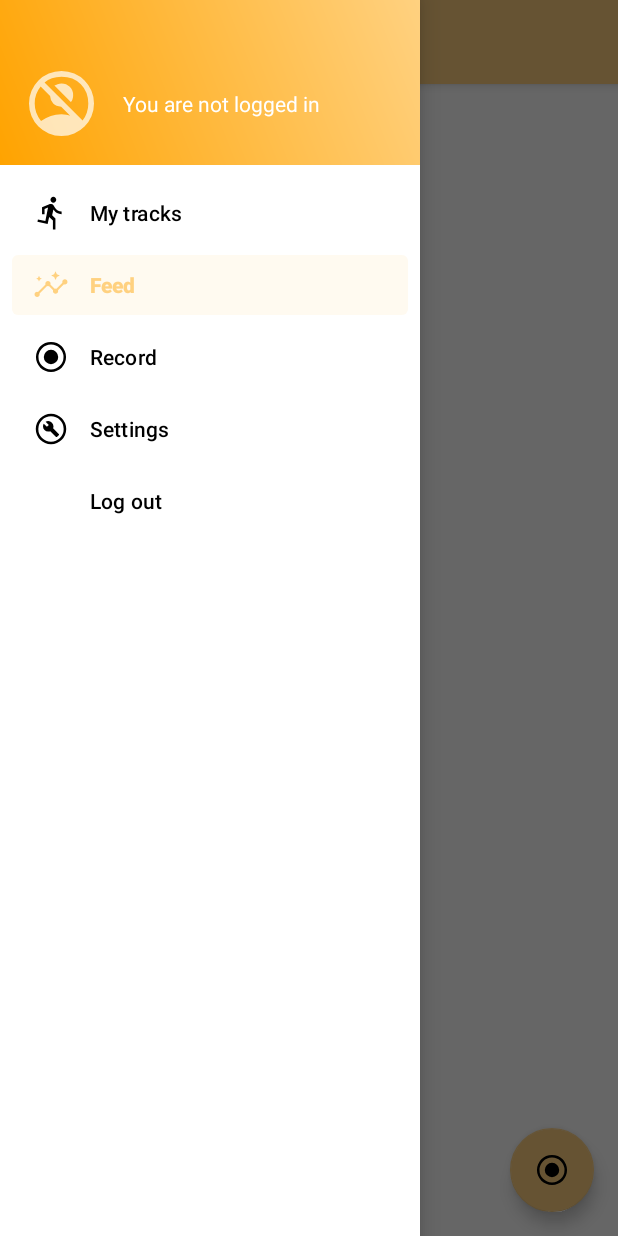
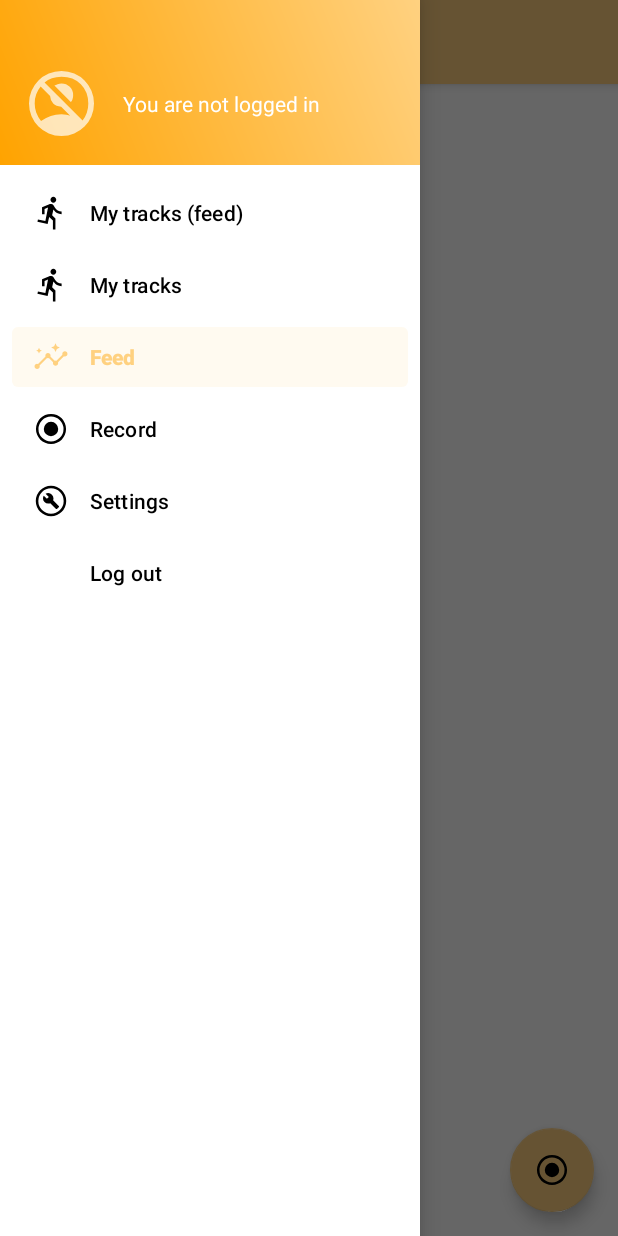
Before and after one commit to palevominimale/SEALSGallery, an Android app: the FeedFragment screen opened through its navigation route, with the side drawer open, on a phone screen of 412 x 824 dp. Run offline under Robolectric (Android 15) with nearby library versions, the phone set to English and light mode, and no system bars; our stand-ins replace Firebase (no records; nobody signed in at launch, a user with empty details on screens opened directly), Picasso, Room's generated code, navigation-ui.

Commit message:
added Feed-based my tracks page and its layout (need to test)

```diff
--- a/app/src/main/java/app/seals/sealsgallery/ui/feed/main/FeedFragment.kt
+++ b/app/src/main/java/app/seals/sealsgallery/ui/feed/main/FeedFragment.kt
@@ -15,9 +15,9 @@ import app.seals.sealsgallery.ui.feed.show_single.ShowFeedItemFragment
 import org.koin.android.ext.android.inject
 import org.koin.androidx.viewmodel.ext.android.viewModel
 
-class FeedFragment : Fragment() {
+open class FeedFragment : Fragment() {
 
-    private val vm : FeedViewModel by viewModel()
+    open val vm : FeedViewModel by viewModel()
     private val showItem: ShowFeedItemFragment by inject()
 
     override fun onCreateView(
--- a/app/src/main/java/app/seals/sealsgallery/ui/feed/main/FeedViewModel.kt
+++ b/app/src/main/java/app/seals/sealsgallery/ui/feed/main/FeedViewModel.kt
@@ -13,7 +13,7 @@ import kotlinx.coroutines.CoroutineScope
 import kotlinx.coroutines.Dispatchers
 import kotlinx.coroutines.launch
 
-class FeedViewModel(
+open class FeedViewModel(
     context: Context,
     private val feedRepository: FeedRepository
 ) : ViewModel() {
@@ -26,7 +26,7 @@ class FeedViewModel(
     private val db = FirebaseDatabase.getInstance()
     private val ref = db.getReference(refMainNode)
 
-    fun loadFeed() {
+    open fun loadFeed() {
         feedList.clear()
         feedList.addAll(feedRepository.getAllDomain() ?: listOf())
         feedList.sortByDescending {
@@ -35,7 +35,7 @@ class FeedViewModel(
         feed.postValue(feedList)
     }
 
-    fun loadFeedFromFirebase() {
+    open fun loadFeedFromFirebase() {
         ref.get().addOnCompleteListener { snapshot ->
             feedList.clear()
             snapshot.result.children.forEach { children ->
--- a/app/src/main/java/app/seals/sealsgallery/ui/main/MainActivity.kt
+++ b/app/src/main/java/app/seals/sealsgallery/ui/main/MainActivity.kt
@@ -74,7 +74,7 @@ class MainActivity: AppCompatActivity() {
                         if (signInTask.isSuccessful) {
                             signedIn()
                             vm.setUser(UserDomainModel(
-                                uid = account.id ?: "null",
+                                uid = auth.uid ?: "null",
                                 name = account.displayName ?: "null",
                                 photoLink = account.photoUrl.toString(),
                                 lastLogin = lastActivation
--- a/app/src/main/java/app/seals/sealsgallery/ui/mytracks/MyTracksFragment.kt
+++ b/app/src/main/java/app/seals/sealsgallery/ui/mytracks/MyTracksFragment.kt
@@ -14,6 +14,7 @@ import androidx.swiperefreshlayout.widget.SwipeRefreshLayout
 import app.seals.sealsgallery.R
 import app.seals.sealsgallery.domain.map_tools.SetStartEndMarkers
 import app.seals.sealsgallery.ui.mytracks.adapters.TrackListRecyclerAdapter
+import app.seals.sealsgallery.ui.mytracks_feed_based.MyTracksFeedFragment
 import com.google.android.gms.maps.MapView
 import com.google.android.gms.maps.MapsInitializer
 import kotlinx.coroutines.CoroutineScope
--- a/app/src/main/res/menu/activity_main_drawer.xml
+++ b/app/src/main/res/menu/activity_main_drawer.xml
@@ -6,6 +6,11 @@
     <group
         android:id="@+id/nav_group_logged_in"
         android:checkableBehavior="single">
+        <item
+            android:id="@+id/nav_my_tracks_feed"
+            android:icon="@drawable/directions_run_40px"
+            android:title="@string/menu_my_tracks_feed"
+            android:visible="false"/>
         <item
             android:id="@+id/nav_my_tracks"
             android:icon="@drawable/directions_run_40px"
--- a/app/src/main/res/navigation/mobile_navigation.xml
+++ b/app/src/main/res/navigation/mobile_navigation.xml
@@ -10,6 +10,12 @@
         android:name="app.seals.sealsgallery.ui.mytracks.MyTracksFragment"
         android:label="@string/menu_my_tracks"
         tools:layout="@layout/fragment_my_tracks" />
+
+    <fragment
+        android:id="@+id/nav_my_tracks_feed"
+        android:name="app.seals.sealsgallery.ui.mytracks_feed_based.MyTracksFeedFragment"
+        android:label="@string/menu_my_tracks_feed"
+        tools:layout="@layout/fragment_my_tracks_feed" />
 
     <fragment
         android:id="@+id/nav_feed"
--- a/app/src/main/res/values/strings.xml
+++ b/app/src/main/res/values/strings.xml
@@ -54,4 +54,9 @@
     <string name="personal_user_language">Language</string>
     <string name="user_last_online">Last seen today at 12:22</string>
     <string name="personal_user_bio">Your bio</string>
+    <string name="menu_my_tracks_feed">My tracks (feed)</string>
+    <string name="userpage_subscribers">Subscribers: 0</string>
+    <string name="userpage_subscriptions">Subscriptions: 0</string>
+    <string name="userpage_total_tracks">Tracks: 0</string>
+    <string name="personal_user_avatar">User avatar</string>
 </resources>
```
Also changed, not shown: app/src/main/java/app/seals/sealsgallery/di/uiDi.kt (+8 -0 lines), app/src/main/java/app/seals/sealsgallery/ui/mytracks_feed_based/MyTracksFeedFragment.kt (added, +37 -0 lines), app/src/main/java/app/seals/sealsgallery/ui/mytracks_feed_based/MyTracksFeedViewModel.kt (added, +32 -0 lines), app/src/main/res/layout/fragment_my_tracks_feed.xml (added, +68 -0 lines).
